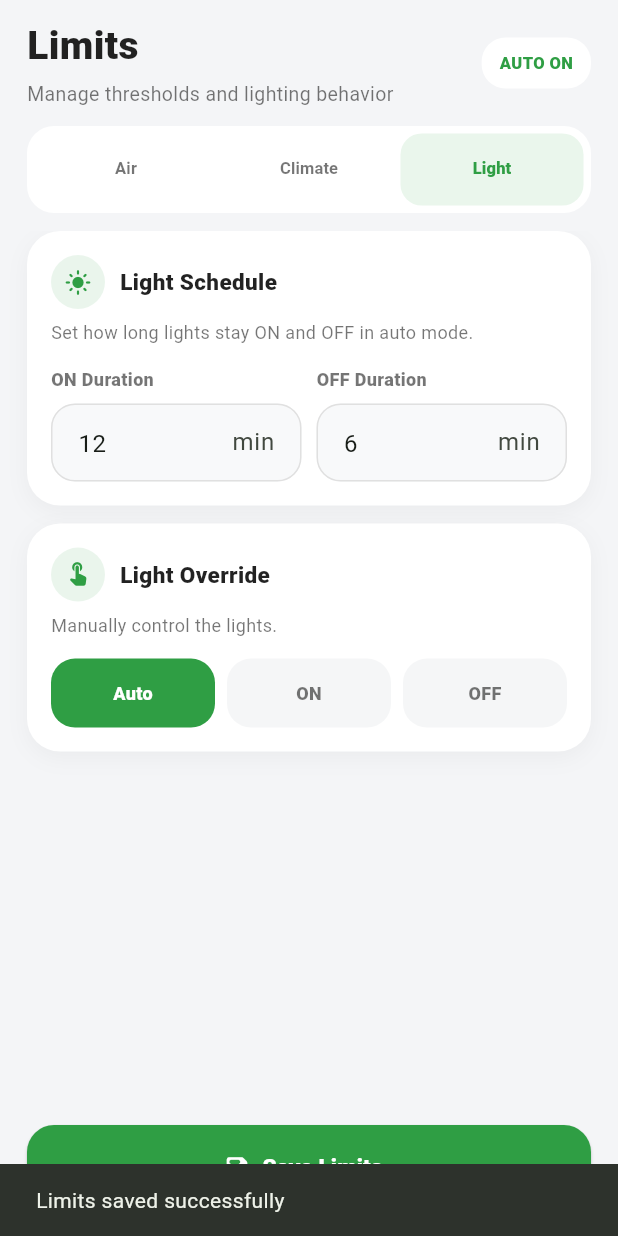
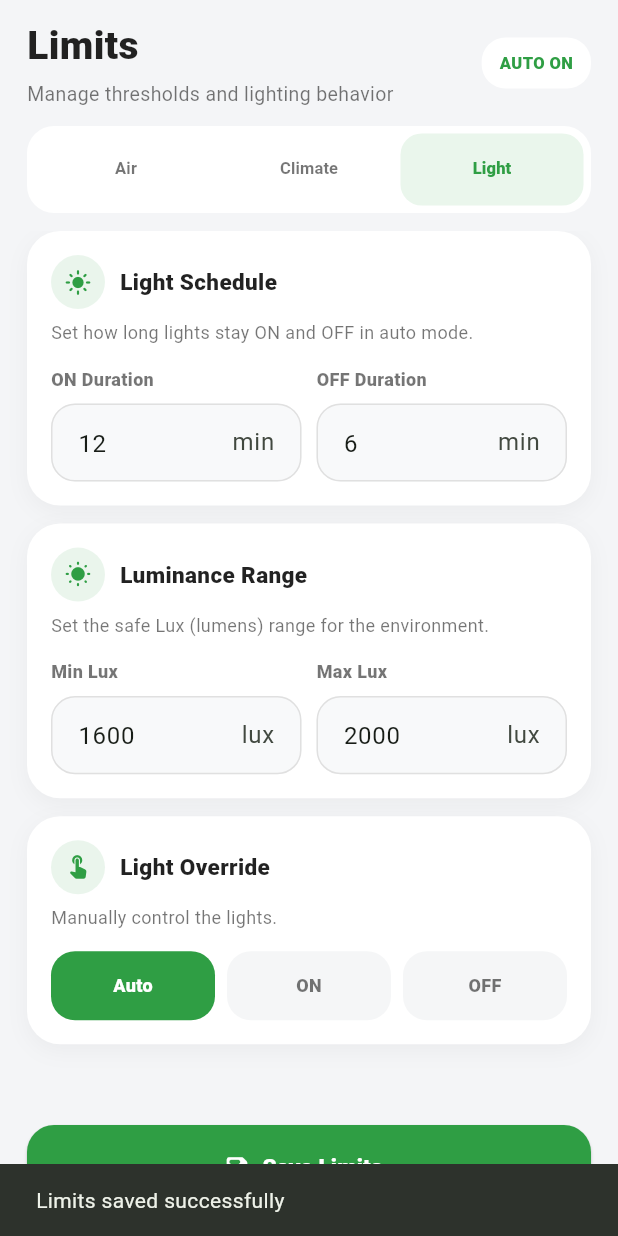
Before and after one commit to Blackcodehihub/cleanroom_monitor, a Flutter app: the ThresholdSettingsPage screen opened directly, tab 3 chosen, after a tap on "Save Limits", on a phone screen of 412 x 824 dp. Run offline on Flutter 3.47's test engine with Material 3 defaults, Android fonts, the phone set to English and light mode, and no system bars; our stand-ins replace fl_chart, image_picker; Roboto replaces fonts that are missing (Arial).

Commit message:
remove the device in the dahboard including in the device info, and adding light range in the threshold

```diff
--- a/lib/threshold_settings_page.dart
+++ b/lib/threshold_settings_page.dart
@@ -19,6 +19,9 @@ class _ThresholdSettingsPageState extends State<ThresholdSettingsPage> {
   late final TextEditingController humidityMaxController;
   late final TextEditingController lightOnController;
   late final TextEditingController lightOffController;
+  // New Controllers for Lux Range
+  late final TextEditingController luxMinController;
+  late final TextEditingController luxMaxController;
 
   @override
   void initState() {
@@ -39,6 +42,10 @@ class _ThresholdSettingsPageState extends State<ThresholdSettingsPage> {
         TextEditingController(text: settings.lightOnMinutes.toString());
     lightOffController =
         TextEditingController(text: settings.lightOffMinutes.toString());
+
+    // Initialize with default or current values (e.g., 1600 - 2000)
+    luxMinController = TextEditingController(text: "1600");
+    luxMaxController = TextEditingController(text: "2000");
   }
 
   @override
@@ -50,6 +57,8 @@ class _ThresholdSettingsPageState extends State<ThresholdSettingsPage> {
     humidityMaxController.dispose();
     lightOnController.dispose();
     lightOffController.dispose();
+    luxMinController.dispose();
+    luxMaxController.dispose();
     super.dispose();
   }
 
@@ -63,6 +72,8 @@ class _ThresholdSettingsPageState extends State<ThresholdSettingsPage> {
     final humidityMax = double.tryParse(humidityMaxController.text.trim());
     final lightOn = int.tryParse(lightOnController.text.trim());
     final lightOff = int.tryParse(lightOffController.text.trim());
+    final luxMin = double.tryParse(luxMinController.text.trim());
+    final luxMax = double.tryParse(luxMaxController.text.trim());
 
     if (pm25Max == null ||
         tempMin == null ||
@@ -70,14 +81,16 @@ class _ThresholdSettingsPageState extends State<ThresholdSettingsPage> {
         humidityMin == null ||
         humidityMax == null ||
         lightOn == null ||
-        lightOff == null) {
+        lightOff == null ||
+        luxMin == null ||
+        luxMax == null) {
       ScaffoldMessenger.of(context).showSnackBar(
         const SnackBar(content: Text('Please complete all fields properly')),
       );
       return;
     }
 
-    if (tempMin >= tempMax || humidityMin >= humidityMax) {
+    if (tempMin >= tempMax || humidityMin >= humidityMax || luxMin >= luxMax) {
       ScaffoldMessenger.of(context).showSnackBar(
         const SnackBar(
           content: Text('Minimum values must be lower than maximum values'),
@@ -86,15 +99,8 @@ class _ThresholdSettingsPageState extends State<ThresholdSettingsPage> {
       return;
     }
 
-    if (lightOn <= 0 || lightOff <= 0) {
-      ScaffoldMessenger.of(context).showSnackBar(
-        const SnackBar(
-          content: Text('Light ON/OFF time must be greater than 0'),
-        ),
-      );
-      return;
-    }
-
+    // Note: To fully functionalize this, add luxMin and luxMax fields to
+    // your ThresholdSettingsData class in mock_sensor_service.dart.
     service.updateThresholdSettings(
       pm25Max: pm25Max,
       tempMin: tempMin,
@@ -195,6 +201,20 @@ class _ThresholdSettingsPageState extends State<ThresholdSettingsPage> {
                                 minController: lightOnController,
                                 maxController: lightOffController,
                                 suffix: 'min',
+                              ),
+                            ),
+                            const SizedBox(height: 12),
+                            // Added Lux Range Section
+                            _sectionCard(
+                              icon: Icons.wb_sunny_rounded,
+                              title: 'Luminance Range',
+                              subtitle: 'Set the safe Lux (lumens) range for the environment.',
+                              child: _rangeFields(
+                                minLabel: 'Min Lux',
+                                maxLabel: 'Max Lux',
+                                minController: luxMinController,
+                                maxController: luxMaxController,
+                                suffix: 'lux',
                               ),
                             ),
                             const SizedBox(height: 12),
```
Also changed, not shown: lib/dashboard_page.dart (+105 -28 lines), lib/device_info_page.dart (+4 -19 lines).
